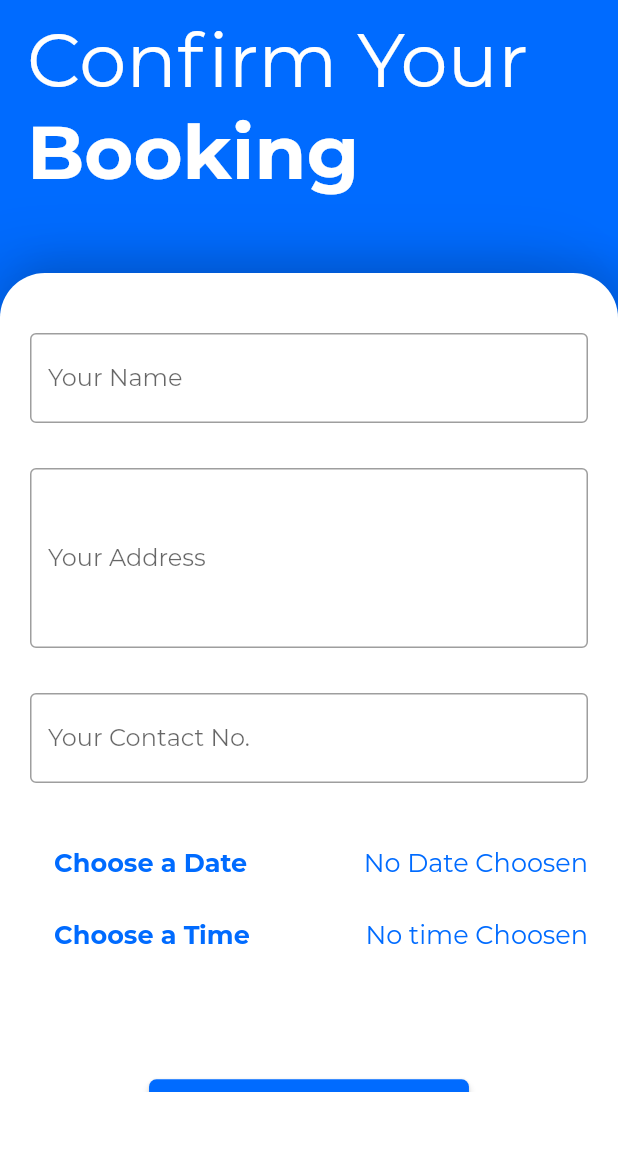
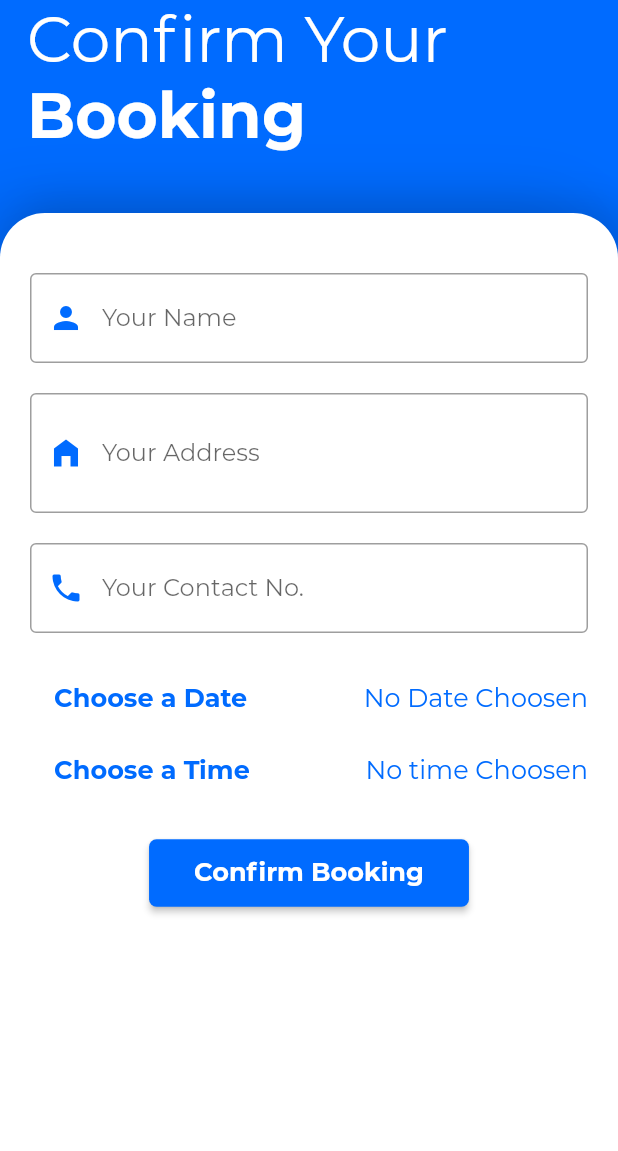
Before and after one commit to mohitvats2102/helping_hands_app, a Flutter app: the BookingScreen screen opened by its route, on a phone screen of 412 x 824 dp, the part 84-1235 px from its top. Run offline on Flutter 3.47's test engine with Material 2 defaults, Android fonts, the phone set to English and light mode, and no system bars; our stand-ins replace firebase_auth, firebase_core, modal_progress_hud, page_transition, shared_preferences; accounts and stored records are empty.

Commit message:
Completed UI Firebase Remaining

```diff
--- a/lib/screens/confirm_booking.dart
+++ b/lib/screens/confirm_booking.dart
@@ -3,6 +3,7 @@ import 'package:helping_hands_app/constant.dart';
 import 'package:intl/intl.dart';
 import 'package:modal_progress_hud/modal_progress_hud.dart';
 
+import '../helpers/shared_pref_helper.dart';
 import '../widget/base_ui.dart';
 
 class BookingScreen extends StatefulWidget {
@@ -14,18 +15,50 @@ class BookingScreen extends StatefulWidget {
 
 class _BookingScreenState extends State<BookingScreen> {
   final _formKey = GlobalKey<FormState>();
+  SharedPrefHelper _pref = SharedPrefHelper();
+
+  TextEditingController _nameController = TextEditingController();
+  TextEditingController _addressController = TextEditingController();
+  TextEditingController _contactController = TextEditingController();
 
   bool _isBookingStart = false;
 
   DateTime _pickedDate;
   TimeOfDay _pickedTime;
-  var _name;
-  var _address;
-  var _phoneNumber;
+  String _name = '';
+  String _address = '';
+  String _phoneNumber = '';
+
+  @override
+  void initState() {
+    super.initState();
+    if (this.mounted) {
+      setState(() {
+        getUserName();
+      });
+    }
+  }
+
+  void getUserName() async {
+    _name = await _pref.getUserName();
+    _address = await _pref.getAddress();
+    _phoneNumber = await _pref.getContact();
+
+    _nameController.text = _name;
+    _addressController.text = _address;
+    _contactController.text = _phoneNumber;
+  }
+
+  @override
+  void dispose() {
+    super.dispose();
+    _contactController.dispose();
+    _addressController.dispose();
+    _nameController.dispose();
+  }
 
   void _trySavingForm() async {
     bool _isValid = _formKey.currentState.validate();
-
     if (_isValid) {
       _formKey.currentState.save();
     } else {
@@ -106,23 +139,26 @@ class _BookingScreenState extends State<BookingScreen> {
           child: BaseUI(
             text1: 'Confirm Your',
             text2: 'Booking',
-            fontsize: 50,
+            fontsize: 42,
             fontWeight: FontWeight.bold,
-            padding: const EdgeInsets.only(left: 18, top: 10),
-            height: 50,
+            padding: const EdgeInsets.only(left: 18),
+            height: 40,
             radius: const BorderRadius.only(
               topLeft: Radius.circular(30),
               topRight: Radius.circular(30),
             ),
             child: Padding(
-              padding: const EdgeInsets.symmetric(horizontal: 20, vertical: 40),
+              padding: const EdgeInsets.only(
+                  left: 20, right: 20, top: 40, bottom: 10),
               child: Form(
                 key: _formKey,
                 child: SingleChildScrollView(
                   child: Column(
                     children: [
                       TextFormField(
+                        controller: _nameController,
                         decoration: InputDecoration(
+                          prefixIcon: Icon(Icons.person, color: kdarkBlue),
                           border: OutlineInputBorder(),
                           labelText: 'Your Name',
                         ),
@@ -136,10 +172,12 @@ class _BookingScreenState extends State<BookingScreen> {
                           _name = value;
                         },
                       ),
-                      SizedBox(height: 30),
+                      SizedBox(height: 20),
                       TextFormField(
-                        maxLines: 4,
+                        controller: _addressController,
+                        maxLines: 2,
                         decoration: InputDecoration(
+                          prefixIcon: Icon(Icons.home_filled, color: kdarkBlue),
                           border: OutlineInputBorder(),
                           labelText: 'Your Address',
                         ),
@@ -153,10 +191,12 @@ class _BookingScreenState extends State<BookingScreen> {
                           _address = value;
                         },
                       ),
-                      SizedBox(height: 30),
+                      SizedBox(height: 20),
                       TextFormField(
+                        controller: _contactController,
                         keyboardType: TextInputType.number,
                         decoration: InputDecoration(
+                          prefixIcon: Icon(Icons.phone, color: kdarkBlue),
                           border: OutlineInputBorder(),
                           labelText: 'Your Contact No.',
                         ),
@@ -170,7 +210,7 @@ class _BookingScreenState extends State<BookingScreen> {
                           _phoneNumber = value;
                         },
                       ),
-                      SizedBox(height: 30),
+                      SizedBox(height: 20),
                       ChooseDateOrTime(
                         endText: _pickedDate == null
                             ? 'No Date Choosen'
@@ -221,7 +261,7 @@ class _BookingScreenState extends State<BookingScreen> {
                           });
                         },
                       ),
-                      SizedBox(height: 70),
+                      SizedBox(height: 20),
                       RaisedButton(
                         padding: const EdgeInsets.symmetric(
                           vertical: 12,
--- a/lib/service/auth_form.dart
+++ b/lib/service/auth_form.dart
@@ -46,7 +46,7 @@ class _AuthFormState extends State<AuthForm> {
     return Form(
       key: _formKey,
       child: Padding(
-        padding: const EdgeInsets.only(left: 25, right: 25, top: 100),
+        padding: const EdgeInsets.only(left: 25, right: 25, top: 50),
         child: SingleChildScrollView(
           child: Column(
             crossAxisAlignment: CrossAxisAlignment.center,
@@ -170,7 +170,7 @@ class _AuthFormState extends State<AuthForm> {
                 ),
               ),
               CircleAvatar(
-                radius: 30,
+                radius: 25,
                 backgroundColor: Colors.white,
                 backgroundImage: AssetImage('assets/images/logo.jpg'),
               )
--- a/pubspec.yaml
+++ b/pubspec.yaml
@@ -35,6 +35,7 @@ dependencies:
   modal_progress_hud: ^0.1.3
   page_transition: ^1.1.5
   intl: ^0.16.1
+  shared_preferences: ^0.5.12+4
 
 dev_dependencies:
   flutter_test:
```
Also changed, not shown: lib/helpers/shared_pref_helper.dart (added, +38 -0 lines), lib/main.dart (+12 -4 lines), lib/screens/login_screen.dart (+36 -7 lines), lib/screens/user_details_screen.dart (added, +169 -0 lines), lib/screens/worker_detail_screen.dart (+4 -3 lines), pubspec.lock.
